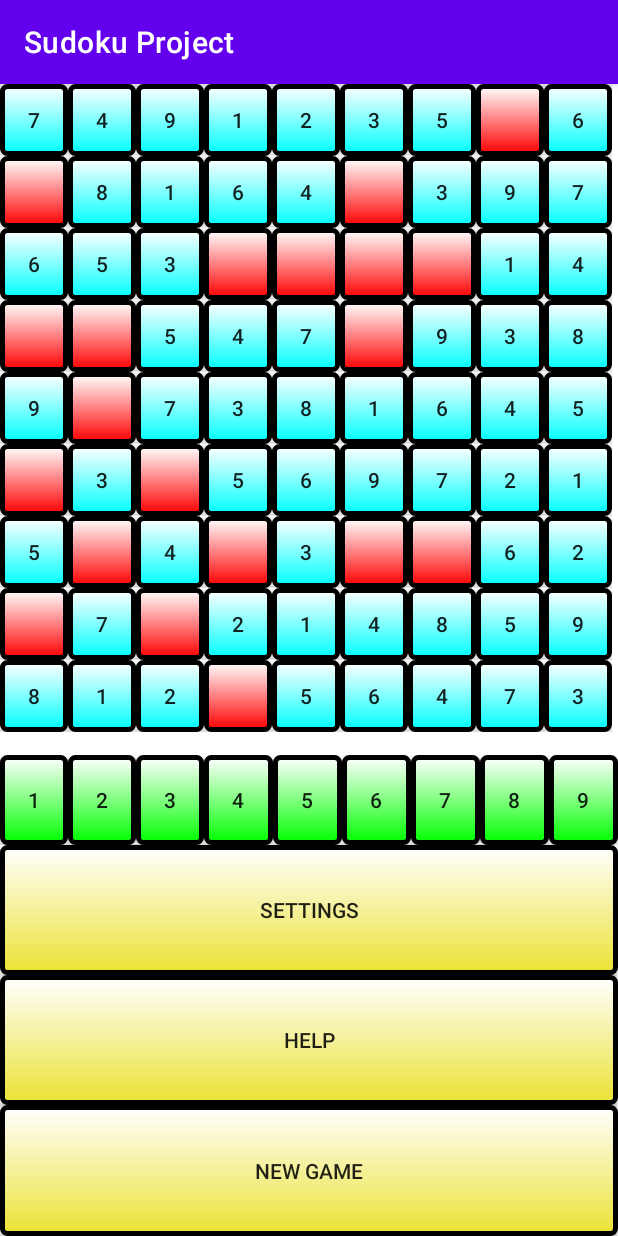
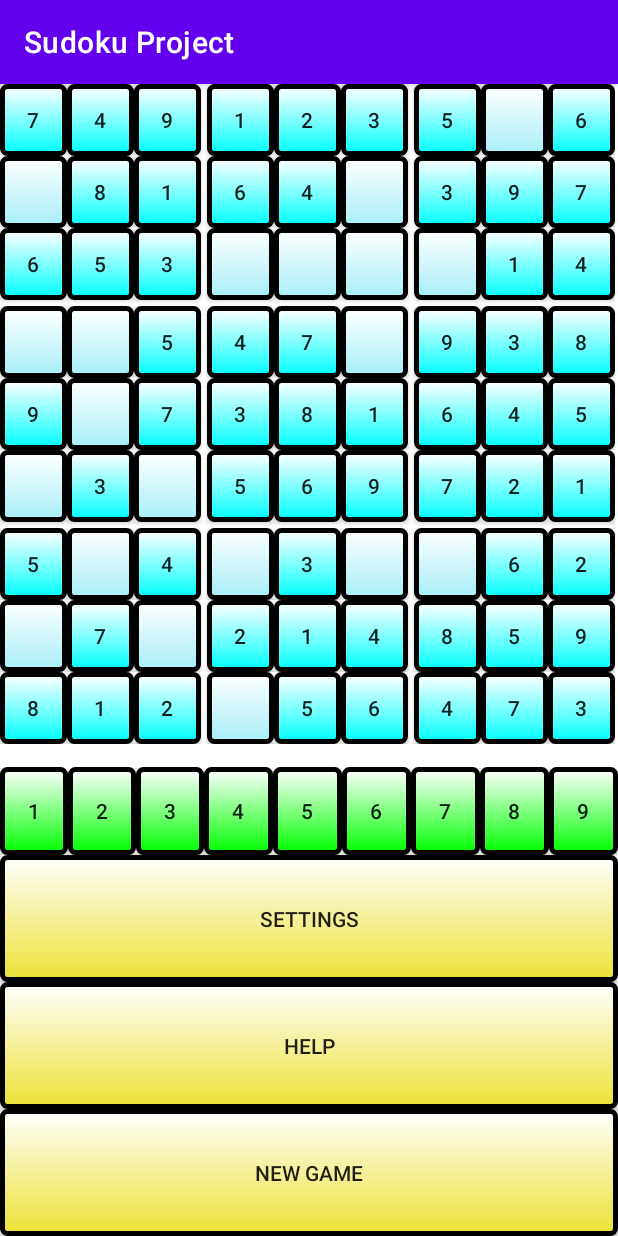
Before and after one commit to cgthomas2002/sudokuproject, an Android app: the screen it shows after launch (MainActivity), on a phone screen of 412 x 824 dp. Run offline under Robolectric (Android 15) with nearby library versions, the phone set to English and light mode, and no system bars.

Commit message:
Add files via upload

```diff
--- a/SudokuProject/app/src/main/res/drawable-v24/unknowncellbackground.xml
+++ b/SudokuProject/app/src/main/res/drawable-v24/unknowncellbackground.xml
@@ -2,7 +2,7 @@
 <shape xmlns:android="http://schemas.android.com/apk/res/android"
     android:shape="rectangle">
     <gradient android:startColor="#FFFFFF"
-        android:endColor="#FF0000"
+        android:endColor="#a6eff7"
         android:angle="270" />
     <corners android:radius="3dp" />
     <stroke android:width="5px" android:color="#000000" />
--- /dev/null
+++ b/SudokuProject/app/src/main/res/drawable/border_bottom.xml
@@ -0,0 +1,9 @@
+<?xml version="1.0" encoding="utf-8"?>
+<layer-list xmlns:android="http://schemas.android.com/apk/res/android">
+    <item android:top="-2dp" android:left="-2dp" android:right="-2dp">
+        <shape android:shape="rectangle">
+            <stroke android:width="1dp" android:color="#ffffffff" />
+            <solid android:color="#00000000" />
+        </shape>
+    </item>
+</layer-list>
--- a/SudokuProject/app/src/main/res/layout/activity_help.xml
+++ b/SudokuProject/app/src/main/res/layout/activity_help.xml
@@ -21,7 +21,7 @@
 
     <TextView
         android:id="@+id/InstructionTextView"
-        android:textSize="22sp"
+        android:textSize="20sp"
         android:layout_margin="70dp"
         android:layout_width="wrap_content"
         android:layout_height="wrap_content"
@@ -30,15 +30,16 @@
         app:layout_constraintTop_toTopOf="parent"
         app:layout_constraintLeft_toLeftOf="parent"
         app:layout_constraintRight_toRightOf="parent"/>
+
     <ImageView
-        android:layout_width="wrap_content"
-        android:layout_height="wrap_content"
+        android:layout_width="159dp"
+        android:layout_height="141dp"
+        android:layout_marginBottom="30dp"
+        android:contentDescription="Understood"
         android:src="@drawable/understand"
-        android:contentDescription="Understood"
-        android:layout_marginBottom="30dp"
         app:layout_constraintBottom_toBottomOf="parent"
         app:layout_constraintLeft_toLeftOf="parent"
-        app:layout_constraintRight_toRightOf="parent"/>
+        app:layout_constraintRight_toRightOf="parent" />
 
 
 </androidx.constraintlayout.widget.ConstraintLayout>
--- a/SudokuProject/app/src/main/res/layout/activity_main.xml
+++ b/SudokuProject/app/src/main/res/layout/activity_main.xml
@@ -13,7 +13,9 @@
         android:id="@+id/tableLayout"
         android:layout_width="wrap_content"
         android:layout_height="wrap_content"
-        android:stretchColumns="*">
+        android:stretchColumns="*"
+        >
+
 
         <TableRow>
 
@@ -31,7 +33,8 @@
                 android:layout_width="0dp"
                 android:layout_height="wrap_content"
                 android:layout_weight="1"
-                android:background="@drawable/cellbackground" />
+                android:background="@drawable/cellbackground"
+                android:layout_marginRight="4dp"/>
             <android.widget.Button
                 android:layout_width="0dp"
                 android:layout_height="wrap_content"
@@ -46,7 +49,8 @@
                 android:layout_width="0dp"
                 android:layout_height="wrap_content"
                 android:layout_weight="1"
-                android:background="@drawable/cellbackground" />
+                android:background="@drawable/cellbackground"
+                android:layout_marginRight="4dp"/>
             <android.widget.Button
                 android:layout_width="0dp"
                 android:layout_height="wrap_content"
@@ -80,7 +84,24 @@
                 android:layout_width="0dp"
                 android:layout_height="wrap_content"
                 android:layout_weight="1"
+                android:background="@drawable/cellbackground"
+                android:layout_marginRight="4dp"/>
+            <android.widget.Button
+                android:layout_width="0dp"
+                android:layout_height="wrap_content"
+                android:layout_weight="1"
                 android:background="@drawable/cellbackground" />
+            <android.widget.Button
+                android:layout_width="0dp"
+                android:layout_height="wrap_content"
+                android:layout_weight="1"
+                android:background="@drawable/cellbackground" />
+            <android.widget.Button
+                android:layout_width="0dp"
+                android:layout_height="wrap_content"
+                android:layout_weight="1"
+                android:background="@drawable/cellbackground"
+                android:layout_marginRight="4dp"/>
             <android.widget.Button
                 android:layout_width="0dp"
                 android:layout_height="wrap_content"
@@ -96,6 +117,43 @@
                 android:layout_height="wrap_content"
                 android:layout_weight="1"
                 android:background="@drawable/cellbackground" />
+        </TableRow>
+
+        <TableRow>
+
+            <android.widget.Button
+                android:layout_width="0dp"
+                android:layout_height="wrap_content"
+                android:layout_weight="1"
+                android:background="@drawable/cellbackground"
+                android:layout_marginBottom="4dp"/>
+            <android.widget.Button
+                android:layout_width="0dp"
+                android:layout_height="wrap_content"
+                android:layout_weight="1"
+                android:background="@drawable/cellbackground" />
+            <android.widget.Button
+                android:layout_width="0dp"
+                android:layout_height="wrap_content"
+                android:layout_weight="1"
+                android:background="@drawable/cellbackground"
+                android:layout_marginRight="4dp"/>
+            <android.widget.Button
+                android:layout_width="0dp"
+                android:layout_height="wrap_content"
+                android:layout_weight="1"
+                android:background="@drawable/cellbackground" />
+            <android.widget.Button
+                android:layout_width="0dp"
+                android:layout_height="wrap_content"
+                android:layout_weight="1"
+                android:background="@drawable/cellbackground" />
+            <android.widget.Button
+                android:layout_width="0dp"
+                android:layout_height="wrap_content"
+                android:layout_weight="1"
+                android:background="@drawable/cellbackground"
+                android:layout_marginRight="4dp"/>
             <android.widget.Button
                 android:layout_width="0dp"
                 android:layout_height="wrap_content"
@@ -129,7 +187,8 @@
                 android:layout_width="0dp"
                 android:layout_height="wrap_content"
                 android:layout_weight="1"
-                android:background="@drawable/cellbackground" />
+                android:background="@drawable/cellbackground"
+                android:layout_marginRight="4dp"/>
             <android.widget.Button
                 android:layout_width="0dp"
                 android:layout_height="wrap_content"
@@ -144,7 +203,8 @@
                 android:layout_width="0dp"
                 android:layout_height="wrap_content"
                 android:layout_weight="1"
-                android:background="@drawable/cellbackground" />
+                android:background="@drawable/cellbackground"
+                android:layout_marginRight="4dp"/>
             <android.widget.Button
                 android:layout_width="0dp"
                 android:layout_height="wrap_content"
@@ -178,7 +238,24 @@
                 android:layout_width="0dp"
                 android:layout_height="wrap_content"
                 android:layout_weight="1"
+                android:background="@drawable/cellbackground"
+                android:layout_marginRight="4dp"/>
+            <android.widget.Button
+                android:layout_width="0dp"
+                android:layout_height="wrap_content"
+                android:layout_weight="1"
                 android:background="@drawable/cellbackground" />
+            <android.widget.Button
+                android:layout_width="0dp"
+                android:layout_height="wrap_content"
+                android:layout_weight="1"
+                android:background="@drawable/cellbackground" />
+            <android.widget.Button
+                android:layout_width="0dp"
+                android:layout_height="wrap_content"
+                android:layout_weight="1"
+                android:background="@drawable/cellbackground"
+                android:layout_marginRight="4dp"/>
             <android.widget.Button
                 android:layout_width="0dp"
                 android:layout_height="wrap_content"
@@ -194,6 +271,43 @@
                 android:layout_height="wrap_content"
                 android:layout_weight="1"
                 android:background="@drawable/cellbackground" />
+        </TableRow>
+
+        <TableRow>
+
+            <android.widget.Button
+                android:layout_width="0dp"
+                android:layout_height="wrap_content"
+                android:layout_weight="1"
+                android:background="@drawable/cellbackground"
+                android:layout_marginBottom="4dp"/>
+            <android.widget.Button
+                android:layout_width="0dp"
+                android:layout_height="wrap_content"
+                android:layout_weight="1"
+                android:background="@drawable/cellbackground" />
+            <android.widget.Button
+                android:layout_width="0dp"
+                android:layout_height="wrap_content"
+                android:layout_weight="1"
+                android:background="@drawable/cellbackground"
+                android:layout_marginRight="4dp"/>
+            <android.widget.Button
+                android:layout_width="0dp"
+                android:layout_height="wrap_content"
+                android:layout_weight="1"
+                android:background="@drawable/cellbackground" />
+            <android.widget.Button
+                android:layout_width="0dp"
+                android:layout_height="wrap_content"
+                android:layout_weight="1"
+                android:background="@drawable/cellbackground" />
+            <android.widget.Button
+                android:layout_width="0dp"
+                android:layout_height="wrap_content"
+                android:layout_weight="1"
+                android:background="@drawable/cellbackground"
+                android:layout_marginRight="4dp"/>
             <android.widget.Button
                 android:layout_width="0dp"
                 android:layout_height="wrap_content"
@@ -227,7 +341,8 @@
                 android:layout_width="0dp"
                 android:layout_height="wrap_content"
                 android:layout_weight="1"
-                android:background="@drawable/cellbackground" />
+                android:background="@drawable/cellbackground"
+                android:layout_marginRight="4dp"/>
             <android.widget.Button
                 android:layout_width="0dp"
                 android:layout_height="wrap_content"
@@ -242,7 +357,8 @@
                 android:layout_width="0dp"
                 android:layout_height="wrap_content"
                 android:layout_weight="1"
-                android:background="@drawable/cellbackground" />
+                android:background="@drawable/cellbackground"
+                android:layout_marginRight="4dp"/>
             <android.widget.Button
                 android:layout_width="0dp"
                 android:layout_height="wrap_content"
@@ -276,7 +392,8 @@
                 android:layout_width="0dp"
                 android:layout_height="wrap_content"
                 android:layout_weight="1"
-                android:background="@drawable/cellbackground" />
+                android:background="@drawable/cellbackground"
+                android:layout_marginRight="4dp"/>
             <android.widget.Button
                 android:layout_width="0dp"
                 android:layout_height="wrap_content"
@@ -291,7 +408,8 @@
                 android:layout_width="0dp"
                 android:layout_height="wrap_content"
                 android:layout_weight="1"
-                android:background="@drawable/cellbackground" />
+                android:background="@drawable/cellbackground"
+                android:layout_marginRight="4dp"/>
             <android.widget.Button
                 android:layout_width="0dp"
                 android:layout_height="wrap_content"
@@ -325,7 +443,8 @@
                 android:layout_width="0dp"
                 android:layout_height="wrap_content"
                 android:layout_weight="1"
-                android:background="@drawable/cellbackground" />
+                android:background="@drawable/cellbackground"
+                android:layout_marginRight="4dp"/>
             <android.widget.Button
                 android:layout_width="0dp"
                 android:layout_height="wrap_content"
@@ -340,105 +459,8 @@
                 android:layout_width="0dp"
                 android:layout_height="wrap_content"
                 android:layout_weight="1"
-                android:background="@drawable/cellbackground" />
-            <android.widget.Button
-                android:layout_width="0dp"
-                android:layout_height="wrap_content"
-                android:layout_weight="1"
-                android:background="@drawable/cellbackground" />
-            <android.widget.Button
-                android:layout_width="0dp"
-                android:layout_height="wrap_content"
-                android:layout_weight="1"
-                android:background="@drawable/cellbackground" />
-            <android.widget.Button
-                android:layout_width="0dp"
-                android:layout_height="wrap_content"
-                android:layout_weight="1"
-                android:background="@drawable/cellbackground" />
-        </TableRow>
-
-        <TableRow>
-
-            <android.widget.Button
-                android:layout_width="0dp"
-                android:layout_height="wrap_content"
-                android:layout_weight="1"
-                android:background="@drawable/cellbackground" />
-            <android.widget.Button
-                android:layout_width="0dp"
-                android:layout_height="wrap_content"
-                android:layout_weight="1"
-                android:background="@drawable/cellbackground" />
-            <android.widget.Button
-                android:layout_width="0dp"
-                android:layout_height="wrap_content"
-                android:layout_weight="1"
-                android:background="@drawable/cellbackground" />
-            <android.widget.Button
-                android:layout_width="0dp"
-                android:layout_height="wrap_content"
-                android:layout_weight="1"
-                android:background="@drawable/cellbackground" />
-            <android.widget.Button
-                android:layout_width="0dp"
-                android:layout_height="wrap_content"
-                android:layout_weight="1"
-                android:background="@drawable/cellbackground" />
-            <android.widget.Button
-                android:layout_width="0dp"
-                android:layout_height="wrap_content"
-                android:layout_weight="1"
-                android:background="@drawable/cellbackground" />
-            <android.widget.Button
-                android:layout_width="0dp"
-                android:layout_height="wrap_content"
-                android:layout_weight="1"
-                android:background="@drawable/cellbackground" />
-            <android.widget.Button
-                android:layout_width="0dp"
-                android:layout_height="wrap_content"
-                android:layout_weight="1"
-                android:background="@drawable/cellbackground" />
-            <android.widget.Button
-                android:layout_width="0dp"
-                android:layout_height="wrap_content"
-                android:layout_weight="1"
-                android:background="@drawable/cellbackground" />
-        </TableRow>
-
-        <TableRow>
-
-            <android.widget.Button
-                android:layout_width="0dp"
-                android:layout_height="wrap_content"
-                android:layout_weight="1"
-                android:background="@drawable/cellbackground" />
-            <android.widget.Button
-                android:layout_width="0dp"
-                android:layout_height="wrap_content"
-                android:layout_weight="1"
-                android:background="@drawable/cellbackground" />
-            <android.widget.Button
-                android:layout_width="0dp"
-                android:layout_height="wrap_content"
-                android:layout_weight="1"
-                android:background="@drawable/cellbackground" />
-            <android.widget.Button
-                android:layout_width="0dp"
-                android:layout_height="wrap_content"
-                android:layout_weight="1"
-                android:background="@drawable/cellbackground" />
-            <android.widget.Button
-                android:layout_width="0dp"
-                android:layout_height="wrap_content"
-                android:layout_weight="1"
-                android:background="@drawable/cellbackground" />
-            <android.widget.Button
-                android:layout_width="0dp"
-                android:layout_height="wrap_content"
-                android:layout_weight="1"
-                android:background="@drawable/cellbackground" />
+                android:background="@drawable/cellbackground"
+                android:layout_marginRight="4dp"/>
             <android.widget.Button
                 android:layout_width="0dp"
                 android:layout_height="wrap_content"
```
